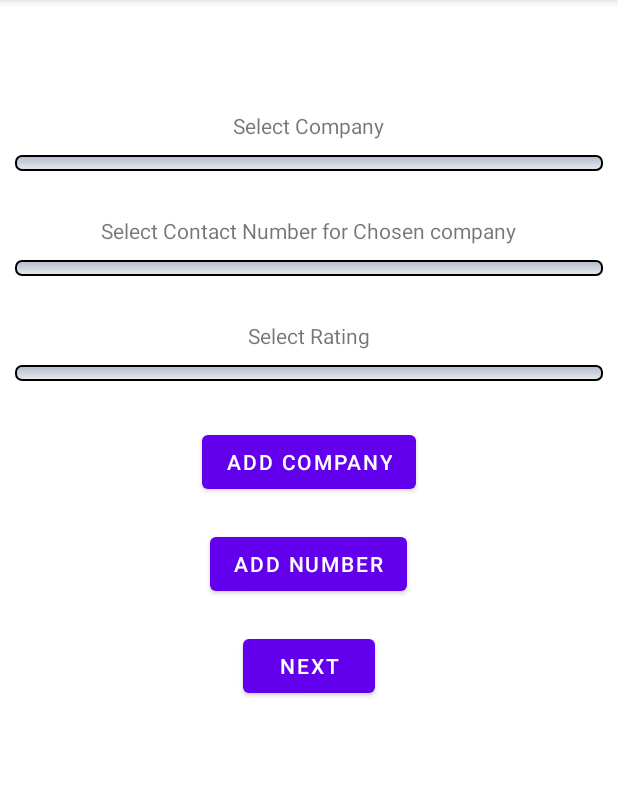
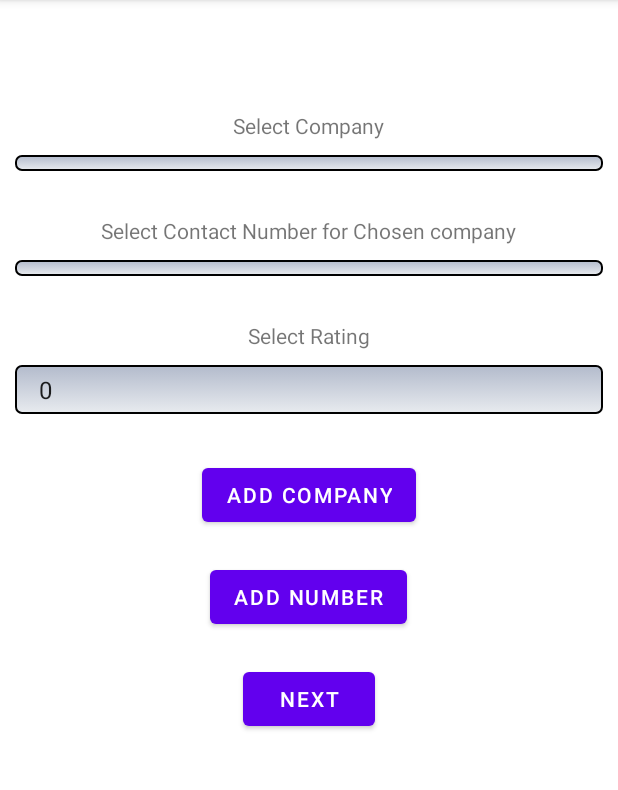
Before and after one commit to bleezebub/BillCategorisation, an Android app: the SecondScreen screen opened directly, with no data from a screen before it, on a phone screen of 412 x 824 dp, the part 84-874 px from its top. Run offline under Robolectric (Android 15) with nearby library versions, the phone set to English and light mode, and no system bars; our stand-ins replace Firebase (no records; nobody signed in at launch, a user with empty details on screens opened directly); 2 statements that could not run were skipped.

Commit message:
sixth commit

```diff
--- a/app/src/main/java/com/example/billsorting/MainActivity.kt
+++ b/app/src/main/java/com/example/billsorting/MainActivity.kt
@@ -18,7 +18,6 @@ import com.google.firebase.database.ValueEventListener
 
 class MainActivity : AppCompatActivity(), OnItemSelectedListener {
 
-    //This if for Categories
     var arrayList: ArrayList<String> = ArrayList<String>()
     override fun onCreate(savedInstanceState: Bundle?) {
         super.onCreate(savedInstanceState)
@@ -42,6 +41,7 @@ class MainActivity : AppCompatActivity(), OnItemSelectedListener {
                             for (s in map.keys) {
                                 arrayList.add(s!!)
                             }
+                            arrayList.sort()
                             adapter.notifyDataSetChanged()
                         }
                     }
--- a/app/src/main/java/com/example/billsorting/SecondScreen.kt
+++ b/app/src/main/java/com/example/billsorting/SecondScreen.kt
@@ -3,18 +3,92 @@ package com.example.billsorting
 import android.content.Intent
 import androidx.appcompat.app.AppCompatActivity
 import android.os.Bundle
-import android.util.Log
 import android.view.View
+import android.widget.ArrayAdapter
+import android.widget.Spinner
 import android.widget.TextView
-import android.widget.Toast
+import com.google.firebase.database.DataSnapshot
+import com.google.firebase.database.DatabaseError
+import com.google.firebase.database.FirebaseDatabase
+import com.google.firebase.database.ValueEventListener
 
 class SecondScreen : AppCompatActivity() {
     lateinit var category:String
+    var companyList: ArrayList<String> = ArrayList<String>()
+    var numberList: ArrayList<String> = ArrayList<String>()
+    var ratingList: ArrayList<String> = ArrayList<String>()
     override fun onCreate(savedInstanceState: Bundle?) {
         super.onCreate(savedInstanceState)
         setContentView(R.layout.activity_second_screen)
         category = intent.getStringExtra("category").toString()
         findViewById<TextView>(R.id.title).text = category
+
+
+        val companySpinner: Spinner = findViewById(R.id.company_name)
+        val companyAdapter: ArrayAdapter<String> = ArrayAdapter<String>(this, android.R.layout.simple_spinner_item, companyList)
+        companyAdapter.setDropDownViewResource(android.R.layout.simple_spinner_dropdown_item)
+        companySpinner.adapter = companyAdapter
+
+        val compRef = FirebaseDatabase.getInstance().getReference("root").child("comapny")
+        compRef.addListenerForSingleValueEvent(
+                object : ValueEventListener {
+                    override fun onDataChange(dataSnapshot: DataSnapshot) {
+                        //Get map of categories in datasnapshot
+                        val map = dataSnapshot.value as Map<String?, Any?>?
+                        if (map != null) {
+                            for (s in map.keys) {
+                                companyList.add(s!!)
+                            }
+                            companyList.sort()
+                            companyAdapter.notifyDataSetChanged()
+                        }
+                    }
+
+                    override fun onCancelled(databaseError: DatabaseError) {
+                        //handle databaseError
+                    }
+                })
+
+
+
+
+        val numberSpinner: Spinner = findViewById(R.id.mobile_number)
+        val numberAdapter: ArrayAdapter<String> = ArrayAdapter<String>(this, android.R.layout.simple_spinner_item, numberList)
+        numberAdapter.setDropDownViewResource(android.R.layout.simple_spinner_dropdown_item)
+        numberSpinner.adapter = numberAdapter
+
+        val numberRef = FirebaseDatabase.getInstance().getReference("root").child("number")
+        numberRef.addListenerForSingleValueEvent(
+                object : ValueEventListener {
+                    override fun onDataChange(dataSnapshot: DataSnapshot) {
+                        //Get map of categories in datasnapshot
+                        val map = dataSnapshot.value as Map<String?, Any?>?
+                        if (map != null) {
+                            for (s in map.keys) {
+                                numberList.add(s!!)
+                            }
+                            numberList.sort()
+                            numberAdapter.notifyDataSetChanged()
+                        }
+                    }
+
+                    override fun onCancelled(databaseError: DatabaseError) {
+                        //handle databaseError
+                    }
+                })
+
+
+        val ratingSpinner: Spinner = findViewById(R.id.rating)
+        ArrayAdapter.createFromResource(
+                this,
+                R.array.rating_array,
+                android.R.layout.simple_spinner_item
+        ).also { adapter ->
+            // Specify the layout to use when the list of choices appears
+            adapter.setDropDownViewResource(android.R.layout.simple_spinner_dropdown_item)
+            // Apply the adapter to the spinner
+            ratingSpinner.adapter = adapter
+        }
     }
 
     fun addCompany(view: View) {
--- /dev/null
+++ b/app/src/main/res/values/string_resource.xml
@@ -0,0 +1,11 @@
+<?xml version="1.0" encoding="utf-8"?>
+<resources>
+    <string-array name="rating_array">
+        <item>0</item>
+        <item>1</item>
+        <item>2</item>
+        <item>3</item>
+        <item>4</item>
+        <item>5</item>
+    </string-array>
+</resources>
```
